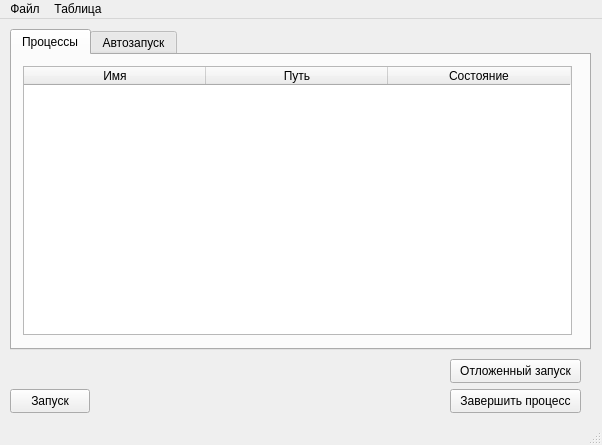
f1shaa/Project1, file Project1/Project1.ui: the form before one commit.
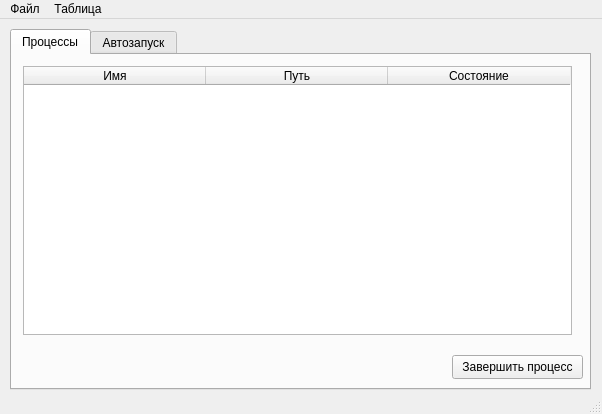
The form after the commit. The open tabs and pages were chosen to show the change.

Patch:
```diff
--- a/Project1/Project1.ui
+++ b/Project1/Project1.ui
@@ -7,59 +7,20 @@
     <x>0</x>
     <y>0</y>
     <width>602</width>
-    <height>445</height>
+    <height>414</height>
    </rect>
   </property>
   <property name="windowTitle">
    <string>Monitor</string>
   </property>
   <widget class="QWidget" name="centralWidget">
-   <widget class="QPushButton" name="buttonClose">
-    <property name="geometry">
-     <rect>
-      <x>450</x>
-      <y>370</y>
-      <width>131</width>
-      <height>24</height>
-     </rect>
-    </property>
-    <property name="text">
-     <string>Завершить процесс</string>
-    </property>
-   </widget>
-   <widget class="QPushButton" name="buttonStartTime">
-    <property name="geometry">
-     <rect>
-      <x>450</x>
-      <y>340</y>
-      <width>131</width>
-      <height>24</height>
-     </rect>
-    </property>
-    <property name="text">
-     <string>Отложенный запуск</string>
-    </property>
-   </widget>
-   <widget class="QPushButton" name="buttonStart">
-    <property name="geometry">
-     <rect>
-      <x>10</x>
-      <y>370</y>
-      <width>80</width>
-      <height>24</height>
-     </rect>
-    </property>
-    <property name="text">
-     <string>Запуск</string>
-    </property>
-   </widget>
    <widget class="QTabWidget" name="tabWidget">
     <property name="geometry">
      <rect>
       <x>10</x>
       <y>10</y>
       <width>581</width>
-      <height>321</height>
+      <height>361</height>
      </rect>
     </property>
     <property name="currentIndex">
@@ -112,6 +73,19 @@
        </item>
       </layout>
      </widget>
+     <widget class="QPushButton" name="buttonClose">
+      <property name="geometry">
+       <rect>
+        <x>440</x>
+        <y>300</y>
+        <width>131</width>
+        <height>24</height>
+       </rect>
+      </property>
+      <property name="text">
+       <string>Завершить процесс</string>
+      </property>
+     </widget>
     </widget>
     <widget class="QWidget" name="tab_10">
      <attribute name="title">
```
Left out of the diff: 2 changed lines with no effect on the pictures.
